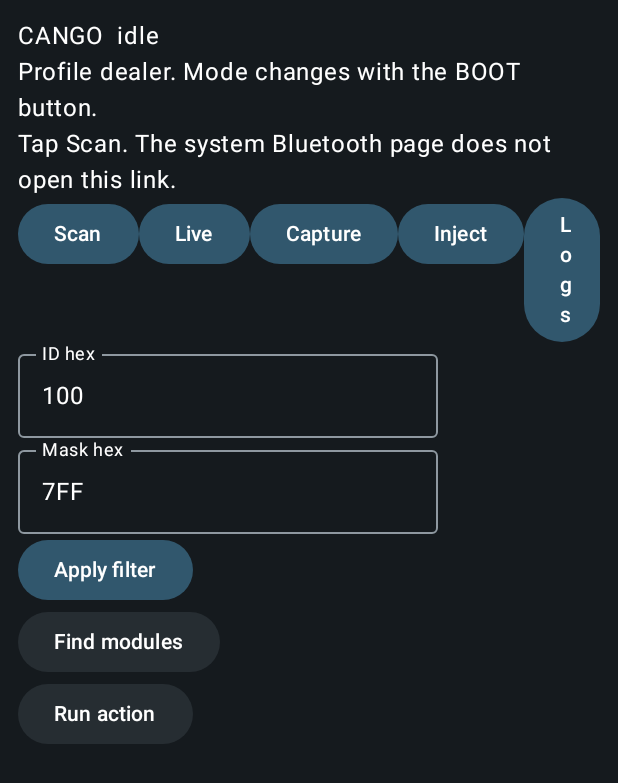
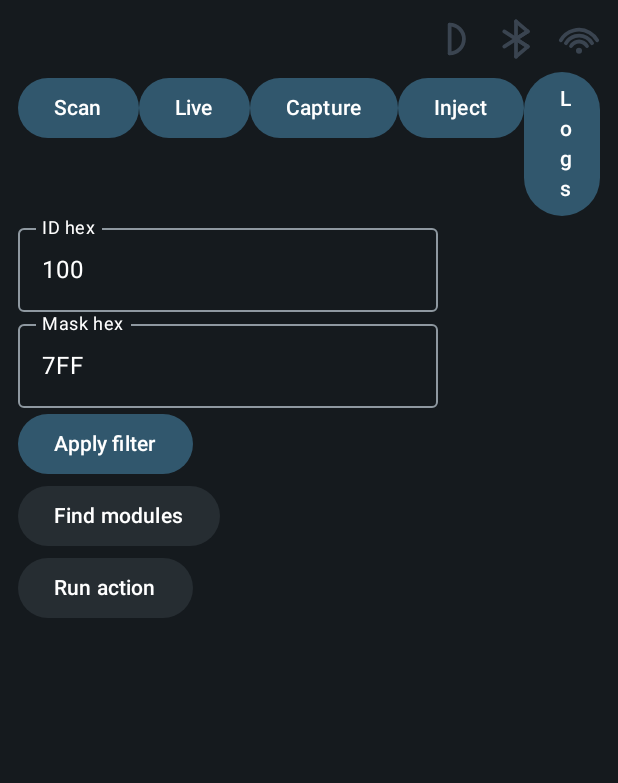
Before and after one commit to dkraft/cango, an Android app built with Jetpack Compose: the composable CangoApp shown on its own in the app's theme, on a phone screen of 412 x 824 dp. Shown: the top 783 px of the screen. Run offline under Robolectric (Android 15) with nearby library versions, the phone set to English and light mode, and no system bars; 1 statement that could not run was skipped.

Commit message:
Show dealer, BLE, and WiFi as LED-colored marks.
The app header no longer explains the link. The top right shows a dealer mark, a Bluetooth rune, and WiFi, and the active mode uses the board LED color.

```diff
--- a/android/app/build.gradle.kts
+++ b/android/app/build.gradle.kts
@@ -18,8 +18,8 @@ android {
         applicationId = "app.cango"
         minSdk = 26
         targetSdk = 34
-        versionCode = 3
-        versionName = "0.1.2"
+        versionCode = 4
+        versionName = "0.1.3"
     }
     signingConfigs {
         if (keystorePropertiesFile.exists()) {
--- a/android/app/src/main/java/app/cango/ui/CangoApp.kt
+++ b/android/app/src/main/java/app/cango/ui/CangoApp.kt
@@ -4,11 +4,15 @@ import android.Manifest
 import android.os.Build
 import androidx.activity.compose.rememberLauncherForActivityResult
 import androidx.activity.result.contract.ActivityResultContracts
+import androidx.compose.foundation.Canvas
+import androidx.compose.foundation.layout.Arrangement
 import androidx.compose.foundation.layout.Column
 import androidx.compose.foundation.layout.Row
 import androidx.compose.foundation.layout.RowScope
 import androidx.compose.foundation.layout.fillMaxSize
+import androidx.compose.foundation.layout.fillMaxWidth
 import androidx.compose.foundation.layout.padding
+import androidx.compose.foundation.layout.size
 import androidx.compose.foundation.rememberScrollState
 import androidx.compose.foundation.verticalScroll
 import androidx.compose.material3.Button
@@ -20,7 +24,15 @@ import androidx.compose.material3.OutlinedTextFieldDefaults
 import androidx.compose.material3.Surface
 import androidx.compose.material3.Text
 import androidx.compose.material3.darkColorScheme
+import androidx.compose.ui.Alignment
+import androidx.compose.ui.geometry.Offset
+import androidx.compose.ui.geometry.Size
 import androidx.compose.ui.graphics.Color
+import androidx.compose.ui.graphics.StrokeCap
+import androidx.compose.ui.graphics.drawscope.DrawScope
+import androidx.compose.ui.graphics.drawscope.Stroke
+import androidx.compose.ui.semantics.contentDescription
+import androidx.compose.ui.semantics.semantics
 import androidx.compose.runtime.Composable
 import androidx.compose.runtime.getValue
 import androidx.compose.runtime.mutableIntStateOf
@@ -70,6 +82,100 @@ private fun WhiteButton(
     )
 }
 
+private val LedOff = Color(0xFF3A4450)
+private val LedBlue = Color(0xFF3D7BFF)
+private val LedGreen = Color(0xFF3DDC6A)
+private val LedPurple = Color(0xFFC45CFF)
+
+/** Dealer, BLE, and WiFi, in the same colors as the board LED. */
+@Composable
+private fun LedStatus(mode: String, capture: String) {
+    val dealer = when {
+        mode == "capture" && capture == "complete" -> Color.White
+        mode == "capture" -> LedPurple
+        else -> LedOff
+    }
+    Row(
+        Modifier.fillMaxWidth().padding(bottom = 8.dp),
+        horizontalArrangement = Arrangement.End,
+        verticalAlignment = Alignment.CenterVertically,
+    ) {
+        Glyph("Dealer", dealer) { dealerGlyph(it) }
+        Glyph("BLE", if (mode == "ble") LedBlue else LedOff) { bleGlyph(it) }
+        Glyph("WiFi", if (mode == "wifi") LedGreen else LedOff) { wifiGlyph(it) }
+    }
+}
+
+@Composable
+private fun Glyph(name: String, color: Color, draw: DrawScope.(Color) -> Unit) {
+    Canvas(
+        Modifier
+            .padding(start = 14.dp)
+            .size(28.dp)
+            .semantics { contentDescription = name },
+    ) {
+        draw(color)
+    }
+}
+
+private fun DrawScope.dealerGlyph(color: Color) {
+    val s = size.minDimension
+    val stroke = s * 0.09f
+    val left = s * 0.42f
+    val top = s * 0.16f
+    val height = s * 0.68f
+    drawLine(color, Offset(left, top), Offset(left, top + height), stroke, StrokeCap.Round)
+    drawArc(
+        color,
+        startAngle = -90f,
+        sweepAngle = 180f,
+        useCenter = false,
+        topLeft = Offset(left - height / 2f, top),
+        size = Size(height, height),
+        style = Stroke(width = stroke, cap = StrokeCap.Round),
+    )
+}
+
+private fun DrawScope.bleGlyph(color: Color) {
+    val s = size.minDimension
+    val w = s * 0.09f
+    val x = s * 0.50f
+    val top = s * 0.08f
+    val upper = s * 0.32f
+    val mid = s * 0.50f
+    val lower = s * 0.68f
+    val bot = s * 0.92f
+    val left = s * 0.22f
+    val right = s * 0.78f
+    fun line(a: Offset, b: Offset) = drawLine(color, a, b, w, StrokeCap.Round)
+    line(Offset(x, top), Offset(x, bot))
+    line(Offset(x, top), Offset(right, upper))
+    line(Offset(right, upper), Offset(x, mid))
+    line(Offset(x, mid), Offset(right, lower))
+    line(Offset(right, lower), Offset(x, bot))
+    line(Offset(left, upper), Offset(right, lower))
+    line(Offset(left, lower), Offset(right, upper))
+}
+
+private fun DrawScope.wifiGlyph(color: Color) {
+    val s = size.minDimension
+    val stroke = s * 0.09f
+    val cx = s * 0.50f
+    val base = s * 0.78f
+    drawCircle(color, radius = stroke * 0.8f, center = Offset(cx, base))
+    for (r in floatArrayOf(s * 0.22f, s * 0.36f, s * 0.50f)) {
+        drawArc(
+            color = color,
+            startAngle = 210f,
+            sweepAngle = 120f,
+            useCenter = false,
+            topLeft = Offset(cx - r, base - r),
+            size = Size(r * 2f, r * 2f),
+            style = Stroke(width = stroke, cap = StrokeCap.Round),
+        )
+    }
+}
+
 private val CangoScheme = darkColorScheme(
     background = Color(CangoGrey),
     surface = Color(CangoGrey),
@@ -86,7 +192,8 @@ private val CangoScheme = darkColorScheme(
 @Composable
 fun CangoApp() {
     val context = LocalContext.current
-    var link by remember { mutableStateOf("idle") }
+    var mode by remember { mutableStateOf("") }
+    var capture by remember { mutableStateOf("idle") }
     var profile by remember { mutableStateOf("dealer") }
     var armed by remember { mutableStateOf(false) }
     var confirm by remember { mutableStateOf(false) }
@@ -100,7 +207,9 @@ fun CangoApp() {
     val session = remember {
         BleSession(
             context.applicationContext,
-            onStatus = { link = it },
+            onStatus = { text ->
+                if (text == "ready" || text == "connected") mode = "ble"
+            },
             onFrames = { batch ->
                 frames.addAll(batch)
                 while (frames.size > 80) frames.removeAt(0)
@@ -110,7 +219,9 @@ fun CangoApp() {
                 if (obj.optString("op") == "bus_status") {
                     armed = obj.optBoolean("armed")
                     profile = obj.optString("profile", profile)
-                    link = obj.optString("state") + " " + obj.optString("mode")
+                    capture = obj.optString("capture", capture)
+                    val reported = obj.optString("mode")
+                    if (reported.isNotEmpty()) mode = reported
                 } else if (obj.optString("op") == "arm_tx" && obj.optBoolean("ok")) {
                     armed = true
                 } else if (obj.optString("op") == "disarm") {
@@ -120,14 +231,12 @@ fun CangoApp() {
         )
     }
     val permission = rememberLauncherForActivityResult(ActivityResultContracts.RequestMultiplePermissions()) { granted ->
-        if (granted.values.all { it }) session.startScan() else link = "permission denied"
+        if (granted.values.all { it }) session.startScan()
     }
     MaterialTheme(colorScheme = CangoScheme) {
     Surface(Modifier.fillMaxSize(), color = CangoScheme.background, contentColor = Color.White) {
     Column(Modifier.fillMaxSize().verticalScroll(rememberScrollState()).padding(12.dp)) {
-        Text("CANGO  $link", color = Color.White)
-        Text("Profile $profile. Mode changes with the BOOT button.", color = Color.White)
-        Text("Tap Scan. The system Bluetooth page does not open this link.", color = Color.White)
+        LedStatus(mode, capture)
         Row {
             WhiteButton(onClick = {
                 val needed = if (Build.VERSION.SDK_INT >= 31) {
```
Also changed, not shown: 1 other file.
